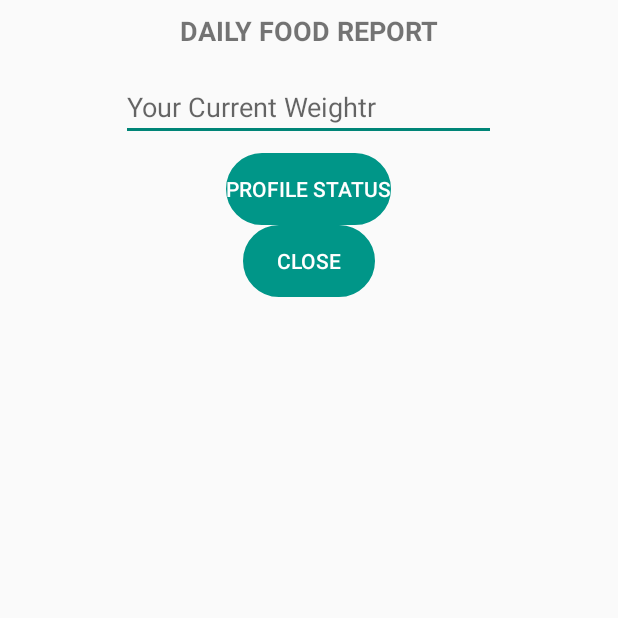
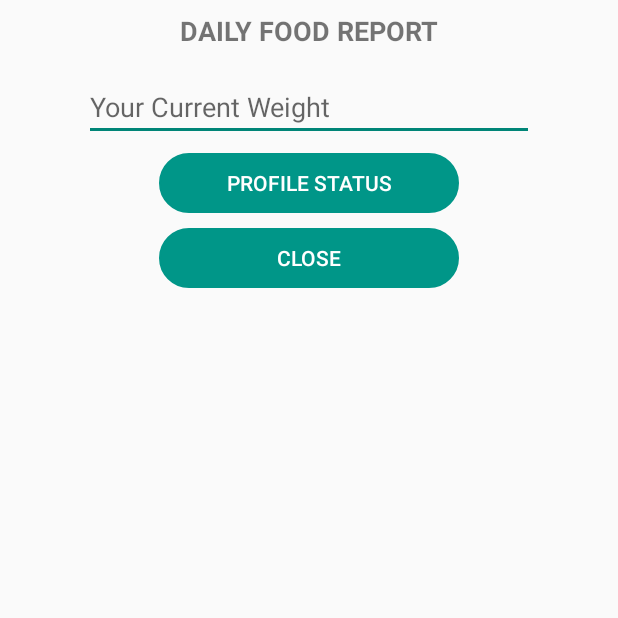
Before and after one commit to a7medelnoor/Runora-App, an Android app: the DailyReportActivity screen opened directly, with no data from a screen before it, on a phone screen of 412 x 824 dp, the top half of it. Run offline under Robolectric (Android 15) with nearby library versions, the phone set to English and light mode, and no system bars.

Commit message:
fix activity import

```diff
--- a/app/src/main/res/layout/activity_daily_report.xml
+++ b/app/src/main/res/layout/activity_daily_report.xml
@@ -4,7 +4,7 @@
     xmlns:tools="http://schemas.android.com/tools"
     android:layout_width="match_parent"
     android:layout_height="match_parent"
-    tools:context="runora.Activity.DailyReportActivity">
+    tools:context=".Activity.DailyReportActivity">
     <LinearLayout
         android:layout_width="match_parent"
         android:layout_height="match_parent"
@@ -30,19 +30,19 @@
                 android:layout_height="wrap_content"/>
             <EditText
                 android:id="@+id/etweight"
-                android:layout_width="250dp"
+                android:layout_width="300dp"
                 android:layout_height="wrap_content"
                 android:layout_gravity="center"
                 android:layout_margin="8dp"
                 android:ems="10"
-                android:hint="Your Current Weightr"
+                android:hint="Your Current Weight"
                 android:inputType="numberDecimal" />
 
             <Button
                 android:id="@+id/btnProfile"
                 style="@style/Widget.AppCompat.Button.Colored"
-                android:layout_width="wrap_content"
-                android:layout_height="wrap_content"
+                android:layout_width="200dp"
+                android:layout_height="40dp"
                 android:layout_gravity="center"
                 android:background="@drawable/btn_shape_round"
                 android:onClick="onProfileClick"
@@ -50,8 +50,9 @@
             <Button
                 android:id="@+id/btnDRclose"
                 style="@style/Widget.AppCompat.Button.Colored"
-                android:layout_width="wrap_content"
-                android:layout_height="wrap_content"
+                android:layout_width="200dp"
+                android:layout_height="40dp"
+                android:layout_marginTop="10dp"
                 android:background="@drawable/btn_shape_round"
                 android:text="CLOSE"
                 android:layout_gravity="center"/>
--- a/app/src/main/res/layout/profile.xml
+++ b/app/src/main/res/layout/profile.xml
@@ -4,7 +4,7 @@
     android:layout_height="match_parent"
     xmlns:app="http://schemas.android.com/apk/res-auto"
     xmlns:tools="http://schemas.android.com/tools"
-    tools:context="runora.Activity.ProfileActivity">
+    tools:context=".Activity.ProfileActivity">
     <ImageView
         android:id="@+id/mainbackground"
         android:layout_width="match_parent"
```
